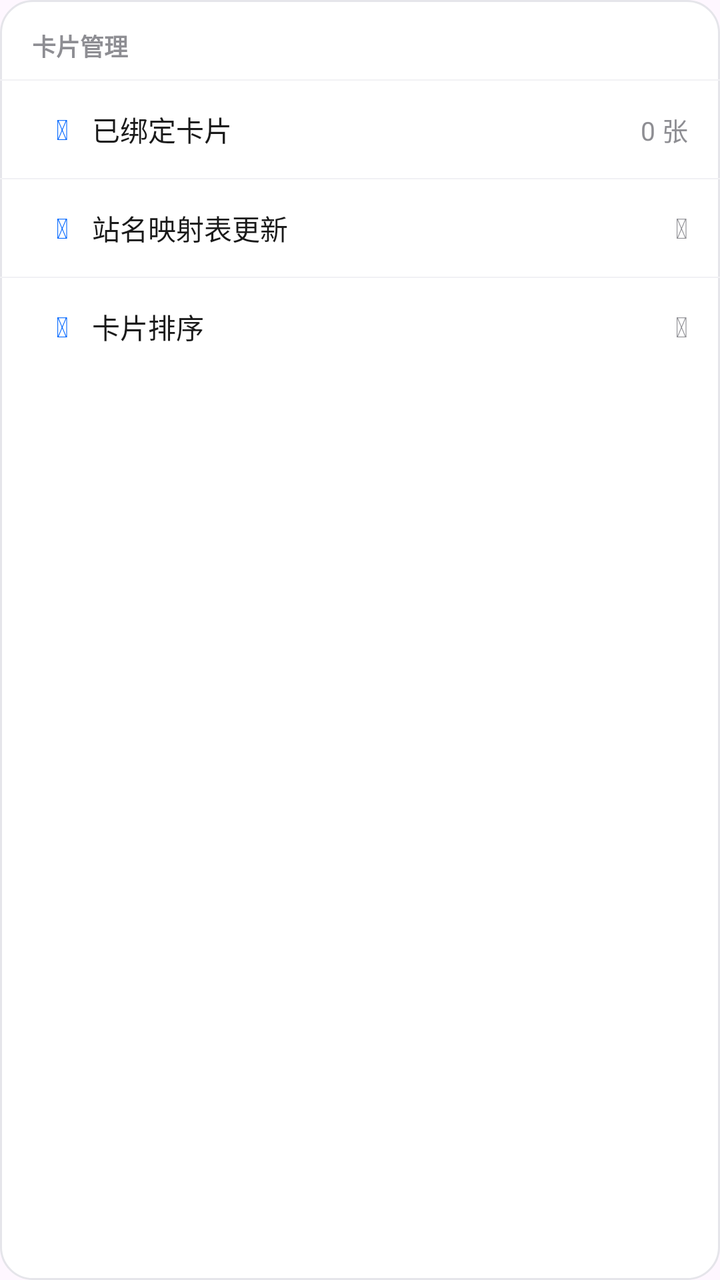
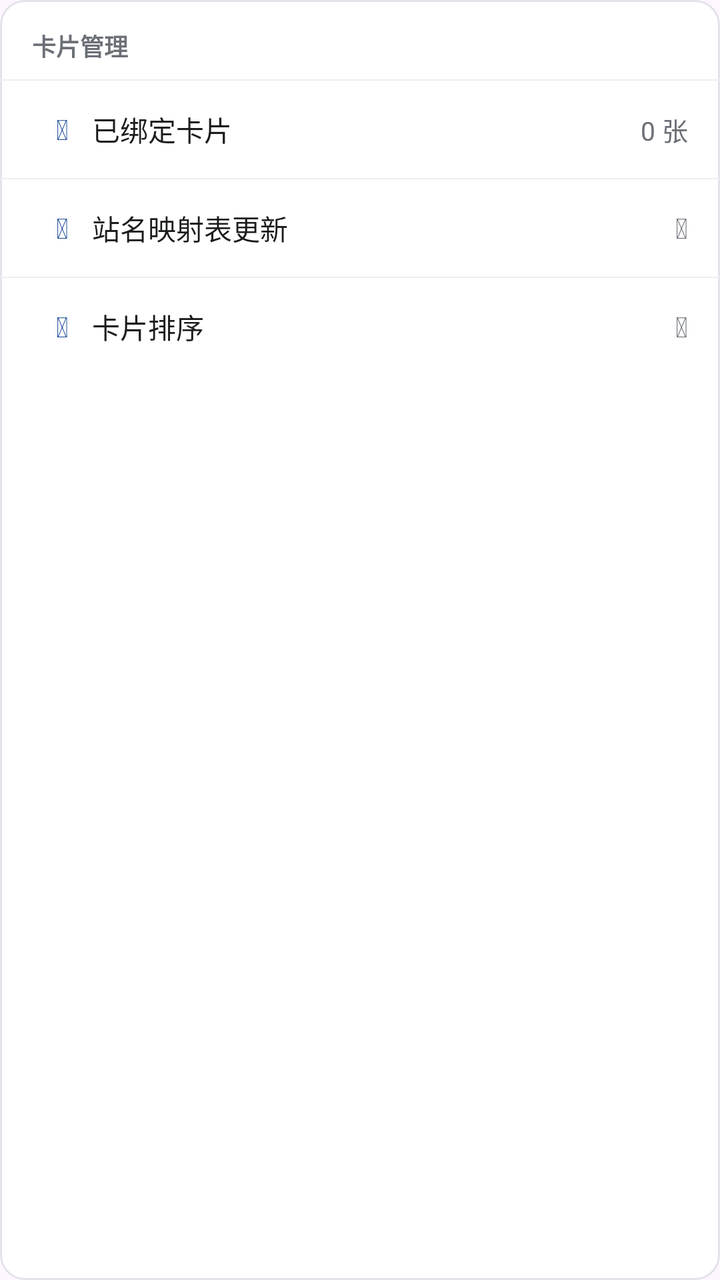

Compare the two renders of this Android layout. The source of the first and the diff that turns it into the second are given below.
<!-- AndroidManifest.xml: application theme Theme.TransitU -->
<!-- res/layout/section_card_management.xml -->
<?xml version="1.0" encoding="utf-8"?>
<LinearLayout xmlns:android="http://schemas.android.com/apk/res/android"
    android:layout_width="match_parent"
    android:layout_height="wrap_content"
    android:orientation="vertical"
    android:background="@drawable/bg_content_card"
    android:divider="@drawable/bg_row_divider"
    android:showDividers="middle"
    android:layout_marginBottom="24dp">

    <TextView
        android:layout_width="wrap_content"
        android:layout_height="wrap_content"
        android:text="卡片管理"
        android:textColor="#8E8E93"
        android:textSize="12sp"
        android:textStyle="bold"
        android:paddingStart="16dp"
        android:paddingTop="14dp"
        android:paddingBottom="8dp" />

    <LinearLayout
        android:layout_width="match_parent"
        android:layout_height="wrap_content"
        android:orientation="horizontal"
        android:gravity="center_vertical"
        android:paddingStart="16dp"
        android:paddingEnd="16dp"
        android:paddingTop="14dp"
        android:paddingBottom="14dp">

        <TextView
            android:id="@+id/iconCardCount"
            android:layout_width="30dp"
            android:layout_height="wrap_content"
            android:layout_gravity="center_vertical"
            android:gravity="center"
            android:text="&#xf09d;"
            android:textColor="#0066FF"
            android:textSize="14sp"
            android:tag="fa" />

        <TextView
            android:layout_width="0dp"
            android:layout_height="wrap_content"
            android:layout_weight="1"
            android:text="已绑定卡片"
            android:textColor="#1A1A1A"
            android:textSize="14sp" />
        <TextView
            android:id="@+id/tvCardCount"
            android:layout_width="wrap_content"
            android:layout_height="wrap_content"
            android:text="0 张"
            android:textColor="#8E8E93"
            android:textSize="13sp" />
    </LinearLayout>

    <LinearLayout
        android:id="@+id/rowUpdateStationMap"
        android:layout_width="match_parent"
        android:layout_height="wrap_content"
        android:orientation="vertical"
        android:paddingStart="16dp"
        android:paddingEnd="16dp"
        android:paddingTop="14dp"
        android:paddingBottom="14dp"
        android:clickable="true"
        android:focusable="true">

        <LinearLayout
            android:layout_width="match_parent"
            android:layout_height="wrap_content"
            android:orientation="horizontal"
            android:gravity="center_vertical">

            <TextView
                android:id="@+id/iconUpdateStationMap"
                android:layout_width="30dp"
                android:layout_height="wrap_content"
                android:layout_gravity="center_vertical"
                android:gravity="center"
                android:text="&#xf0ed;"
                android:textColor="#0066FF"
                android:textSize="14sp"
                android:tag="fa" />

            <TextView
                android:layout_width="0dp"
                android:layout_height="wrap_content"
                android:layout_weight="1"
                android:text="站名映射表更新"
                android:textColor="#1A1A1A"
                android:textSize="14sp" />

            <TextView
                android:id="@+id/chevronUpdateStationMap"
                android:layout_width="wrap_content"
                android:layout_height="wrap_content"
                android:text="&#xf054;"
                android:textColor="#8E8E93"
                android:textSize="14sp"
                android:tag="fa" />
        </LinearLayout>

        <TextView
            android:id="@+id/tvStationMapStatus"
            android:layout_width="match_parent"
            android:layout_height="wrap_content"
            android:text=""
            android:textColor="#34C759"
            android:textSize="11sp"
            android:paddingStart="30dp"
            android:paddingTop="4dp"
            android:visibility="gone" />
    </LinearLayout>

    <LinearLayout
        android:id="@+id/rowCardSort"
        android:layout_width="match_parent"
        android:layout_height="wrap_content"
        android:orientation="horizontal"
        android:gravity="center_vertical"
        android:paddingStart="16dp"
        android:paddingEnd="16dp"
        android:paddingTop="14dp"
        android:paddingBottom="14dp"
        android:clickable="true"
        android:focusable="true">

        <TextView
            android:id="@+id/iconCardSort"
            android:layout_width="30dp"
            android:layout_height="wrap_content"
            android:layout_gravity="center_vertical"
            android:gravity="center"
            android:text="&#xf0c9;"
            android:textColor="#0066FF"
            android:textSize="14sp"
            android:tag="fa" />

        <TextView
            android:layout_width="0dp"
            android:layout_height="wrap_content"
            android:layout_weight="1"
            android:text="卡片排序"
            android:textColor="#1A1A1A"
            android:textSize="14sp" />
        <TextView
            android:layout_width="wrap_content"
            android:layout_height="wrap_content"
            android:text="&#xf054;"
            android:textColor="#8E8E93"
            android:textSize="14sp"
            android:tag="fa" />
    </LinearLayout>
</LinearLayout>
<!-- resources referenced by this layout -->
<resources>
  <!-- drawable bg_content_card (drawable) -->
  <?xml version="1.0" encoding="utf-8"?>
  <shape xmlns:android="http://schemas.android.com/apk/res/android">
      <solid android:color="#FFFFFF" />
      <corners android:radius="16dp" />
      <stroke android:width="1dp" android:color="#E5E5EA" />
  </shape>
  <!-- drawable bg_row_divider (drawable) -->
  <?xml version="1.0" encoding="utf-8"?>
  <shape xmlns:android="http://schemas.android.com/apk/res/android">
      <size android:height="0.5dp" />
      <solid android:color="#F1F1F4" />
  </shape>
  <style name="Theme.TransitU" parent="Theme.Material3.DayNight.NoActionBar">
          
          <item name="android:textSelectHandle">@drawable/tu_text_select_handle_middle</item>
          <item name="android:textSelectHandleLeft">@drawable/tu_text_select_handle_left</item>
          <item name="android:textSelectHandleRight">@drawable/tu_text_select_handle_right</item>
  
          
          <item name="android:textColorHighlight">@color/m3_highlighted_text</item>
      </style>
  <!-- drawable tu_text_select_handle_middle (drawable) -->
  <?xml version="1.0" encoding="utf-8"?>
  <bitmap xmlns:android="http://schemas.android.com/apk/res/android"
      android:src="@drawable/abc_text_select_handle_middle_mtrl"
      android:tint="?attr/colorPrimary"
      android:tintMode="src_in" />
  <!-- drawable tu_text_select_handle_left (drawable) -->
  <?xml version="1.0" encoding="utf-8"?>
  <bitmap xmlns:android="http://schemas.android.com/apk/res/android"
      android:src="@drawable/abc_text_select_handle_left_mtrl"
      android:tint="?attr/colorPrimary"
      android:tintMode="src_in" />
  <!-- drawable tu_text_select_handle_right (drawable) -->
  <?xml version="1.0" encoding="utf-8"?>
  <bitmap xmlns:android="http://schemas.android.com/apk/res/android"
      android:src="@drawable/abc_text_select_handle_right_mtrl"
      android:tint="?attr/colorPrimary"
      android:tintMode="src_in" />
</resources>

<!-- the commit's change to res/layout/section_card_management.xml (unified diff, before → after) -->
@@ -12,7 +12,7 @@
         android:layout_width="wrap_content"
         android:layout_height="wrap_content"
         android:text="卡片管理"
-        android:textColor="#8E8E93"
+        android:textColor="@color/ink_3"
         android:textSize="12sp"
         android:textStyle="bold"
         android:paddingStart="16dp"
@@ -36,7 +36,7 @@
             android:layout_gravity="center_vertical"
             android:gravity="center"
             android:text="&#xf09d;"
-            android:textColor="#0066FF"
+            android:textColor="@color/accent"
             android:textSize="14sp"
             android:tag="fa" />
 
@@ -45,14 +45,14 @@
             android:layout_height="wrap_content"
             android:layout_weight="1"
             android:text="已绑定卡片"
-            android:textColor="#1A1A1A"
+            android:textColor="@color/ink"
             android:textSize="14sp" />
         <TextView
             android:id="@+id/tvCardCount"
             android:layout_width="wrap_content"
             android:layout_height="wrap_content"
             android:text="0 张"
-            android:textColor="#8E8E93"
+            android:textColor="@color/ink_3"
             android:textSize="13sp" />
     </LinearLayout>
 
@@ -81,7 +81,7 @@
                 android:layout_gravity="center_vertical"
                 android:gravity="center"
                 android:text="&#xf0ed;"
-                android:textColor="#0066FF"
+                android:textColor="@color/accent"
                 android:textSize="14sp"
                 android:tag="fa" />
 
@@ -90,7 +90,7 @@
                 android:layout_height="wrap_content"
                 android:layout_weight="1"
                 android:text="站名映射表更新"
-                android:textColor="#1A1A1A"
+                android:textColor="@color/ink"
                 android:textSize="14sp" />
 
             <TextView
@@ -98,7 +98,7 @@
                 android:layout_width="wrap_content"
                 android:layout_height="wrap_content"
                 android:text="&#xf054;"
-                android:textColor="#8E8E93"
+                android:textColor="@color/ink_3"
                 android:textSize="14sp"
                 android:tag="fa" />
         </LinearLayout>
@@ -108,7 +108,7 @@
             android:layout_width="match_parent"
             android:layout_height="wrap_content"
             android:text=""
-            android:textColor="#34C759"
+            android:textColor="@color/success"
             android:textSize="11sp"
             android:paddingStart="30dp"
             android:paddingTop="4dp"
@@ -135,7 +135,7 @@
             android:layout_gravity="center_vertical"
             android:gravity="center"
             android:text="&#xf0c9;"
-            android:textColor="#0066FF"
+            android:textColor="@color/accent"
             android:textSize="14sp"
             android:tag="fa" />
 
@@ -144,13 +144,13 @@
             android:layout_height="wrap_content"
             android:layout_weight="1"
             android:text="卡片排序"
-            android:textColor="#1A1A1A"
+            android:textColor="@color/ink"
             android:textSize="14sp" />
         <TextView
             android:layout_width="wrap_content"
             android:layout_height="wrap_content"
             android:text="&#xf054;"
-            android:textColor="#8E8E93"
+            android:textColor="@color/ink_3"
             android:textSize="14sp"
             android:tag="fa" />
     </LinearLayout>
<!-- resource entries referenced after the edit -->
@@ -1,17 +1,21 @@
 <!-- resources referenced by this layout -->
 <resources>
+  <color name="accent">#1F4E9C</color>
+  <color name="ink">#1B1C1E</color>
+  <color name="ink_3">#6B6F76</color>
+  <color name="success">#2E7D4F</color>
   <!-- drawable bg_content_card (drawable) -->
   <?xml version="1.0" encoding="utf-8"?>
   <shape xmlns:android="http://schemas.android.com/apk/res/android">
       <solid android:color="#FFFFFF" />
-      <corners android:radius="16dp" />
-      <stroke android:width="1dp" android:color="#E5E5EA" />
+      <corners android:radius="12dp" />
+      <stroke android:width="1dp" android:color="@color/line" />
   </shape>
   <!-- drawable bg_row_divider (drawable) -->
   <?xml version="1.0" encoding="utf-8"?>
   <shape xmlns:android="http://schemas.android.com/apk/res/android">
       <size android:height="0.5dp" />
-      <solid android:color="#F1F1F4" />
+      <solid android:color="@color/fill" />
   </shape>
   <style name="Theme.TransitU" parent="Theme.Material3.DayNight.NoActionBar">
           
@@ -22,6 +26,8 @@
           
           <item name="android:textColorHighlight">@color/m3_highlighted_text</item>
       </style>
+  <color name="line">#E1E4E8</color>
+  <color name="fill">#ECEEF1</color>
   <!-- drawable tu_text_select_handle_middle (drawable) -->
   <?xml version="1.0" encoding="utf-8"?>
   <bitmap xmlns:android="http://schemas.android.com/apk/res/android"
